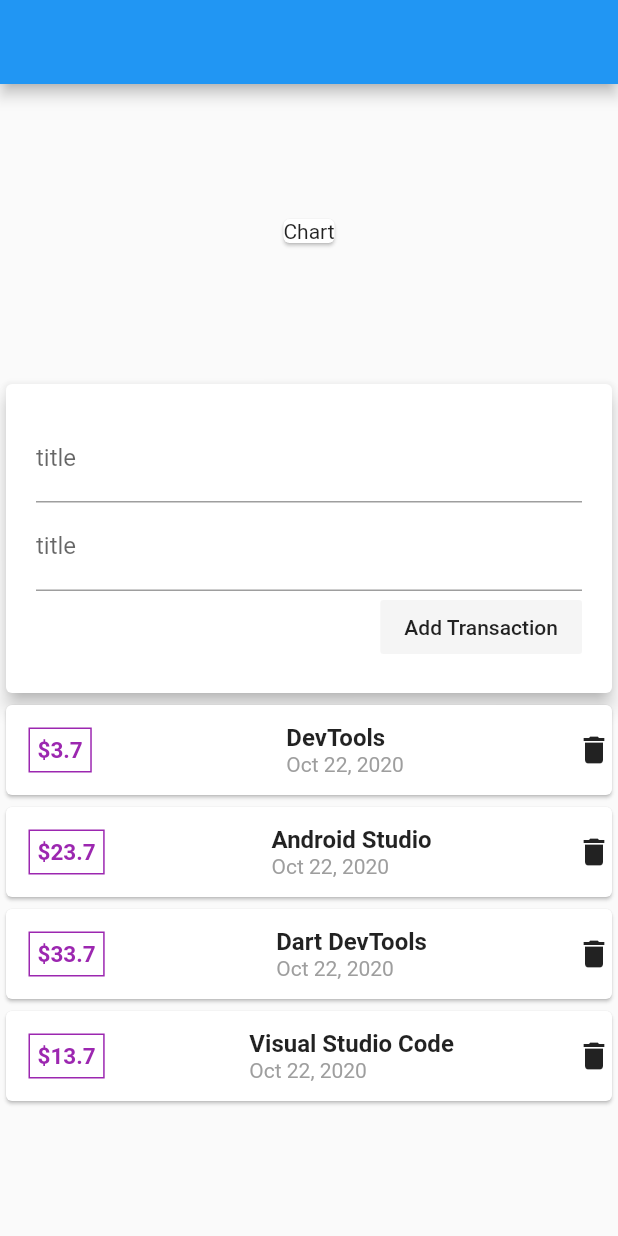
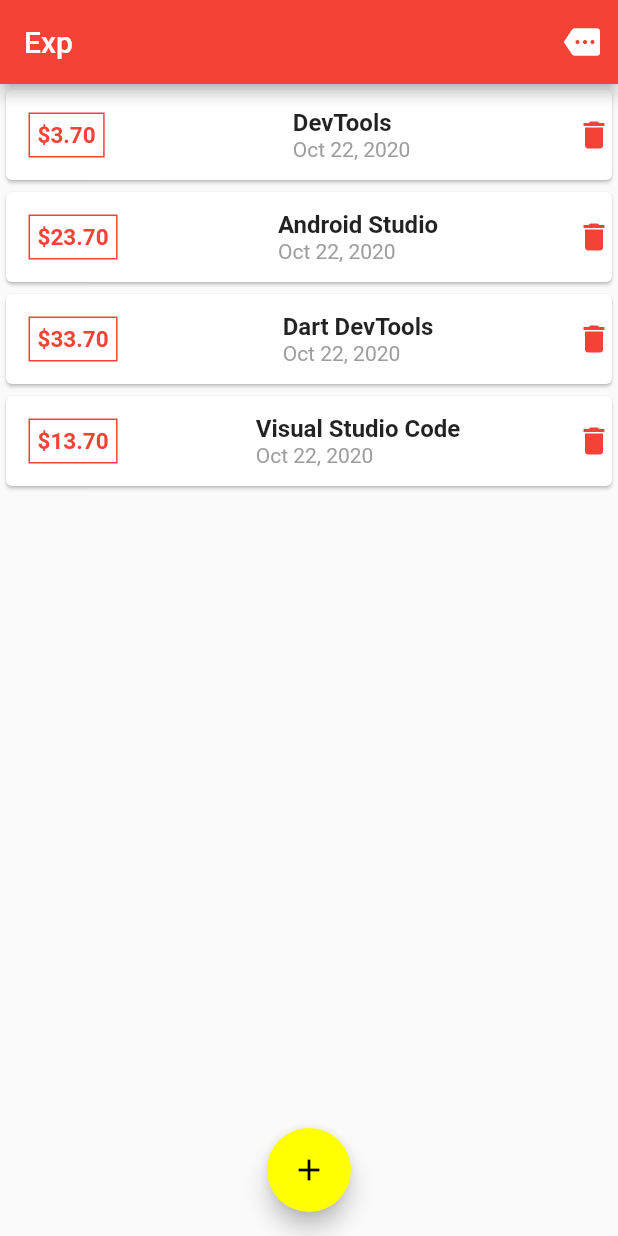
Before and after one commit to mahmudandroid/flutter_max_personal_expenses_with_map, a Flutter app: the screen it shows after launch, on a phone screen of 412 x 824 dp. Run offline on Flutter 3.47's test engine with Material 2 defaults, Android fonts, the phone set to English and light mode, and no system bars.

Commit message:
add Theme and finsh add cart

```diff
--- a/lib/main.dart
+++ b/lib/main.dart
@@ -15,7 +15,9 @@ class MyApp extends StatelessWidget {
     return MaterialApp(
       title: 'Flutter Demo',
       theme: ThemeData(
-        primarySwatch: Colors.blue,
+        primarySwatch: Colors.red,
+        accentColor: Colors.yellowAccent,
+        iconTheme: IconThemeData(color: Colors.red),
         visualDensity: VisualDensity.adaptivePlatformDensity,
       ),
       home: MyHomePage(),
--- a/lib/screen/home.dart
+++ b/lib/screen/home.dart
@@ -1,6 +1,8 @@
 import 'package:flutter/material.dart';
+import 'package:flutter_max_personal_expenses/model/transaction.dart';
+import 'package:flutter_max_personal_expenses/widget/transacton_list.dart';
+import '../widget/new_transacton.dart';
 import '../widget/user_transacton.dart';
-
 
 class MyHomePage extends StatefulWidget {
   @override
@@ -8,19 +10,57 @@ class MyHomePage extends StatefulWidget {
 }
 
 class _MyHomePageState extends State<MyHomePage> {
+  final List<Transacton> _userTransacton = [
+    Transacton(id: 1, title: 'DevTools ', amount: 3.7, date: DateTime.now()),
+    Transacton(
+        id: 2, title: 'Android Studio', amount: 23.7, date: DateTime.now()),
+    Transacton(
+        id: 3, title: 'Dart DevTools', amount: 33.7, date: DateTime.now()),
+    Transacton(
+        id: 4, title: 'Visual Studio Code', amount: 13.7, date: DateTime.now()),
+  ];
+
+  void _addNewTrnsaction(String txTitle, double txAmount) {
+    final newTx = Transacton(
+        title: txTitle, amount: txAmount, date: DateTime.now(), id: 10);
+
+    setState(() {
+      _userTransacton.add(newTx);
+    });
+  }
+
+  void _addNewTransAction(BuildContext context) {
+    showModalBottomSheet(
+        context: context,
+        builder: (_) {
+          return GestureDetector(
+            onTap: () {},
+            child: NewTransacton(_addNewTrnsaction),
+            behavior: HitTestBehavior.opaque,
+          );
+        });
+  }
 
   @override
   Widget build(BuildContext context) {
     return Scaffold(
-      appBar: AppBar(),
-      body: Column(
-        mainAxisAlignment: MainAxisAlignment.spaceEvenly,
-        children: [
-          Card(
-            child: Text("Chart"),
-          ),
-          UserTransacton(),
+      appBar: AppBar(
+        title: Text("Exp"),
+        actions: [
+          IconButton(
+            icon: Icon(Icons.more),
+            onPressed: () => _addNewTransAction(context),
+          )
         ],
+      ),
+      body: Container(
+        height: double.infinity,
+        child: TransactonList(_userTransacton),
+      ),
+      floatingActionButtonLocation: FloatingActionButtonLocation.centerFloat,
+      floatingActionButton: FloatingActionButton(
+        onPressed: () => _addNewTransAction(context),
+        child: Icon(Icons.add),
       ),
     );
   }
--- a/lib/widget/transacton_list.dart
+++ b/lib/widget/transacton_list.dart
@@ -9,8 +9,8 @@ class TransactonList extends StatelessWidget {
 
   @override
   Widget build(BuildContext context) {
-    return Column(
-      children: _userTransacton.map((tx) {
+    return ListView.builder(
+      itemBuilder: (context, index) {
         return Card(
           child: Row(
             mainAxisAlignment: MainAxisAlignment.spaceBetween,
@@ -19,24 +19,24 @@ class TransactonList extends StatelessWidget {
                 margin: EdgeInsets.symmetric(vertical: 15, horizontal: 15),
                 decoration: BoxDecoration(
                   border: Border.all(
-                    color: Colors.purple,
+                    color: Theme.of(context).primaryColor,
                   ),
                 ),
                 padding: EdgeInsets.all(5),
                 child: Text(
 // '\$'+tx.amount.toString(),
-                  '\$${tx.amount}',
+                  '\$${_userTransacton[index].amount.toStringAsFixed(2)}',
                   style: TextStyle(
                       fontWeight: FontWeight.bold,
                       fontSize: 15,
-                      color: Colors.purple),
+                      color: Theme.of(context).primaryColor),
                 ),
               ),
               Column(
                 crossAxisAlignment: CrossAxisAlignment.start,
                 children: [
                   Text(
-                    tx.title,
+                    _userTransacton[index].title,
                     style: TextStyle(
                       fontWeight: FontWeight.bold,
                       fontSize: 16,
@@ -45,7 +45,7 @@ class TransactonList extends StatelessWidget {
                   Text(
 //DateFormat('yyyy-MM-dd').format(tx.date) ,
 // DateFormat().format(tx.date) ,
-                    DateFormat.yMMMd().format(tx.date),
+                    DateFormat.yMMMd().format(_userTransacton[index].date),
                     style: TextStyle(
                       color: Colors.grey,
                     ),
@@ -56,7 +56,8 @@ class TransactonList extends StatelessWidget {
             ],
           ),
         );
-      }).toList(),
+      },
+      itemCount: _userTransacton.length,
     );
   }
 }
--- a/lib/widget/user_transacton.dart
+++ b/lib/widget/user_transacton.dart
@@ -9,35 +9,14 @@ class UserTransacton extends StatefulWidget {
 }
 
 class _UserTransactonState extends State<UserTransacton> {
-  final List<Transacton> _userTransacton = [
-    Transacton(id: 1, title: 'DevTools ', amount: 3.7, date: DateTime.now()),
-    Transacton(
-        id: 2, title: 'Android Studio', amount: 23.7, date: DateTime.now()),
-    Transacton(
-        id: 3, title: 'Dart DevTools', amount: 33.7, date: DateTime.now()),
-    Transacton(
-        id: 4, title: 'Visual Studio Code', amount: 13.7, date: DateTime.now()),
-  ];
 
-  void _addNewTrnsaction(String txTitle, double txAmount) {
-    final newTx = Transacton(
-      title: txTitle,
-      amount: txAmount,
-      date: DateTime.now(),
-      id: 10
-    );
-
-    setState(() {
-      _userTransacton.add(newTx);
-    });
-  }
 
   @override
   Widget build(BuildContext context) {
     return Column(
       children: [
-        NewTransacton(_addNewTrnsaction),
-        TransactonList(_userTransacton),
+        //NewTransacton(_addNewTrnsaction),
+
       ],
     );
   }
```
Also changed, not shown: lib/widget/new_transacton.dart (+30 -12 lines).
